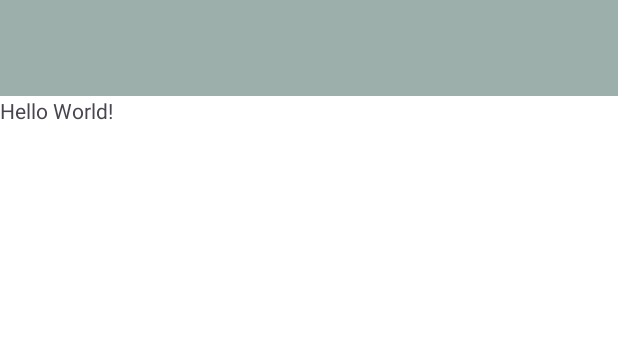
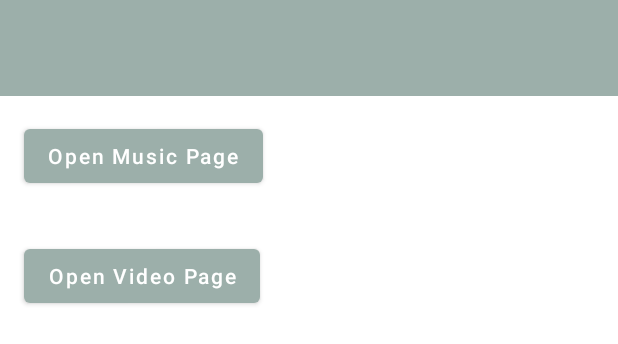
Before and after one commit to dimdimasdim/Training-Android-Action-Bar-Multimedia, an Android app: the layout activity_main.xml on its own in the app's theme, with its tools: preview values and no code run, on a phone screen of 412 x 824 dp. Shown: the top 344 px of the screen. Run offline under Robolectric (Android 15) with nearby library versions, the phone set to English and light mode, and no system bars.

Commit message:
feat: crate page for music and video

```diff
--- a/app/src/main/AndroidManifest.xml
+++ b/app/src/main/AndroidManifest.xml
@@ -11,6 +11,12 @@
         android:theme="@style/Theme.ActionBarMultimedia"
         tools:targetApi="31">
         <activity
+            android:name=".screen.VideoActivity"
+            android:exported="false" />
+        <activity
+            android:name=".screen.MusicActivity"
+            android:exported="false" />
+        <activity
             android:name=".MainActivity"
             android:exported="true">
             <intent-filter>
--- a/app/src/main/res/layout/activity_main.xml
+++ b/app/src/main/res/layout/activity_main.xml
@@ -15,13 +15,23 @@
         android:layout_height="?attr/actionBarSize"
         android:background="@color/color_sage"/>
 
-    <TextView
+    <Button
+        android:id="@+id/buttonMusic"
         android:layout_width="wrap_content"
         android:layout_height="wrap_content"
-        android:text="Hello World!"
-        app:layout_constraintBottom_toBottomOf="parent"
-        app:layout_constraintEnd_toEndOf="parent"
-        app:layout_constraintStart_toStartOf="parent"
-        app:layout_constraintTop_toTopOf="parent" />
+        android:layout_margin="16dp"
+        android:text="Open Music Page"
+        android:textAllCaps="false"
+        style="@style/Widget.MaterialComponents.Button"/>
+
+
+    <Button
+        android:id="@+id/buttonVideo"
+        android:layout_width="wrap_content"
+        android:layout_height="wrap_content"
+        android:layout_margin="16dp"
+        android:text="Open Video Page"
+        android:textAllCaps="false"
+        style="@style/Widget.MaterialComponents.Button"/>
 
 </LinearLayout>
--- a/app/src/main/res/values/strings.xml
+++ b/app/src/main/res/values/strings.xml
@@ -3,4 +3,7 @@
     <string name="label_search">Search</string>
     <string name="label_history">History</string>
     <string name="label_profile">Profile</string>
+    <string name="label_stop">Stop</string>
+    <string name="label_play">Play</string>
+    <string name="label_pause">Pause</string>
 </resources>
```
Also changed, not shown: app/src/main/java/com/dimas/actionbarmultimedia/MainActivity.kt (+19 -5 lines), app/src/main/java/com/dimas/actionbarmultimedia/screen/MusicActivity.kt (added, +12 -0 lines), app/src/main/java/com/dimas/actionbarmultimedia/screen/VideoActivity.kt (added, +12 -0 lines), app/src/main/res/layout/activity_music.xml (added, +58 -0 lines), app/src/main/res/layout/activity_video.xml (added, +9 -0 lines).
